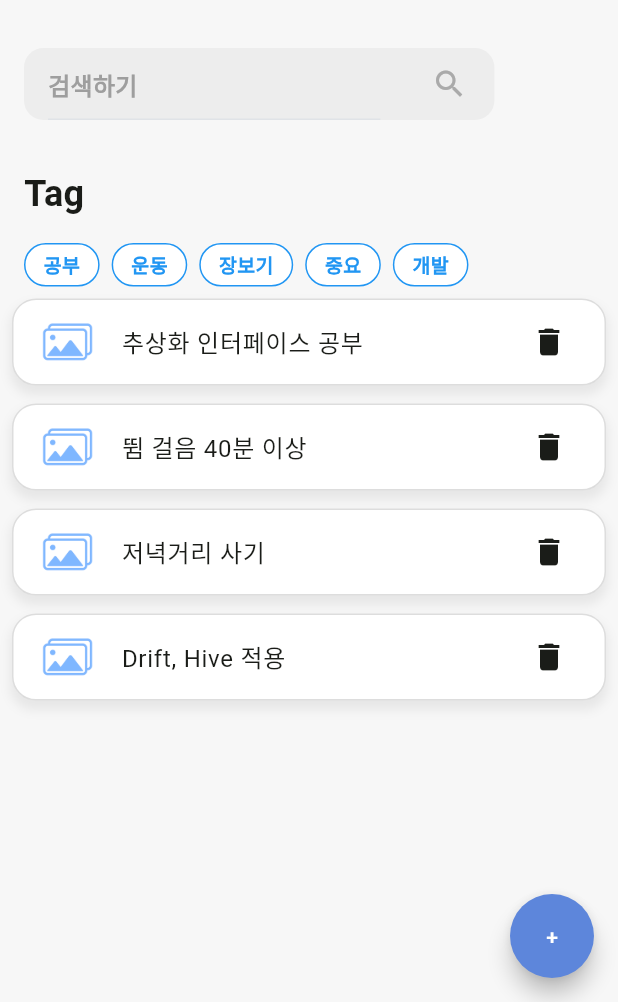
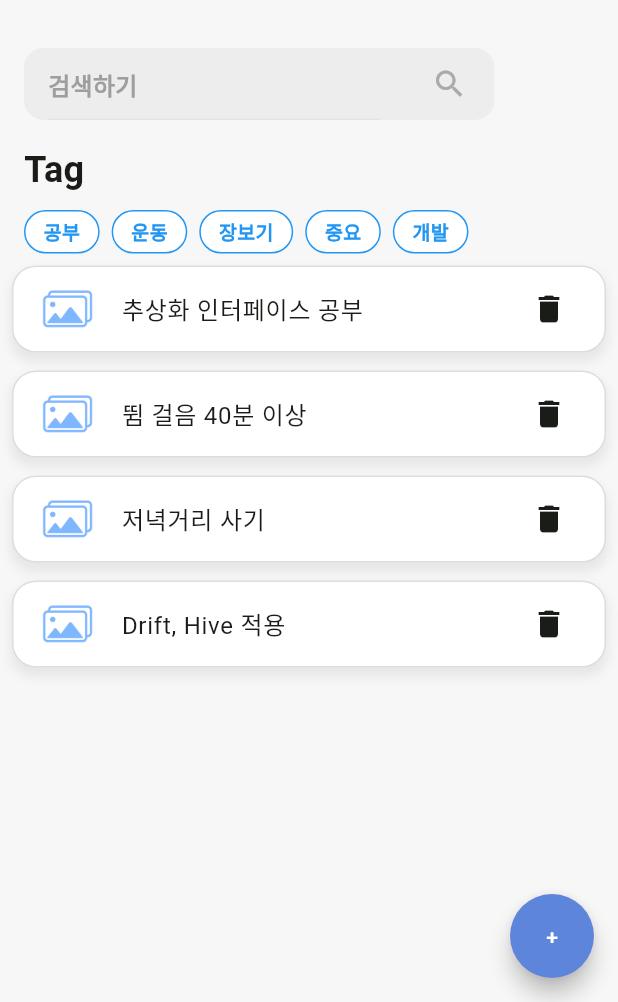
Before and after one commit to LifeIsOne/flutter-todo-app, a Flutter app: the TodoListScreen screen opened directly, on a phone screen of 412 x 824 dp, the part 234-1236 px from its top. Run offline on Flutter 3.47's test engine with Material 3 defaults, Android fonts, the phone set to English and light mode, and no system bars; our stand-ins replace drift, drift_sqflite, flutter_riverpod, image_picker; accounts and stored records are empty; generated files the repository leaves out were written again.

Commit message:
[FEAT] 상세 페이지

```diff
--- a/lib/_core/db/daos/todo_dao.dart
+++ b/lib/_core/db/daos/todo_dao.dart
@@ -16,8 +16,8 @@ class TodoDao extends DatabaseAccessor<AppDatabase> with _$TodoDaoMixin {
     return select(todo).watch();
   }
 
-  Future<TodoData> getTodoById(int id) {
-    return (select(todo)..where((t) => t.id.equals(id))).getSingle();
+  Future<TodoData> getTodoById(int id) async {
+    return (select(todo)..where((todo) => todo.id.equals(id))).getSingle();
   }
 
   Future<int> insertTodo(TodoCompanion data) {
--- a/lib/screens/todo_list_screen.dart
+++ b/lib/screens/todo_list_screen.dart
@@ -22,7 +22,6 @@ class _TodoListScreenState extends ConsumerState<TodoListScreen> {
 
   @override
   Widget build(BuildContext context) {
-    // drift
     final todosAsync = ref.watch(todoListProvider);
 
     return todosAsync.when(
--- a/lib/widgets/select_tag.dart
+++ b/lib/widgets/select_tag.dart
@@ -14,23 +14,21 @@ class SelectTag extends StatelessWidget {
 
   @override
   Widget build(BuildContext context) {
-    return Container(
+    return
     // color: Colors.red,
+    Padding(
+      padding: const EdgeInsets.symmetric(horizontal: 16),
       child: Column(
         crossAxisAlignment: CrossAxisAlignment.start,
         children: [
-          const Padding(
-            padding: EdgeInsets.all(16),
-            child: Text(
+          Text(
             'Tag',
             textAlign: TextAlign.left,
             style: TextStyle(fontSize: 24, fontWeight: FontWeight.bold),
           ),
-          ),
+          SizedBox(height: 10),
           SizedBox(
             width: double.infinity,
-            child: Padding(
-              padding: const EdgeInsets.only(left: 16),
             child: SingleChildScrollView(
               scrollDirection: Axis.horizontal,
               child: Row(
@@ -41,7 +39,6 @@ class SelectTag extends StatelessWidget {
                     child: _buildTagButton(tag, isSelected),
                   );
                 }).toList(),
-                ),
               ),
             ),
           ),
--- a/lib/widgets/todo_search_bar.dart
+++ b/lib/widgets/todo_search_bar.dart
@@ -9,7 +9,7 @@ class TodoSearchBar extends StatelessWidget {
       padding: const EdgeInsetsGeometry.all(8),
       child: Row(
         // mainAxisAlignment: MainAxisAlignment.start,
-        crossAxisAlignment: CrossAxisAlignment.start,
+        // crossAxisAlignment: CrossAxisAlignment.start,
         children: [
           Container(
             width: MediaQuery.of(context).size.width * 0.8,
```
Also changed, not shown: lib/providers/todo_provider.dart (+10 -0 lines), lib/screens/todo_create_screen.dart (+16 -16 lines), lib/screens/todo_detail_screen.dart (+35 -11 lines). Lines whose indentation alone changed are shown as unchanged.
